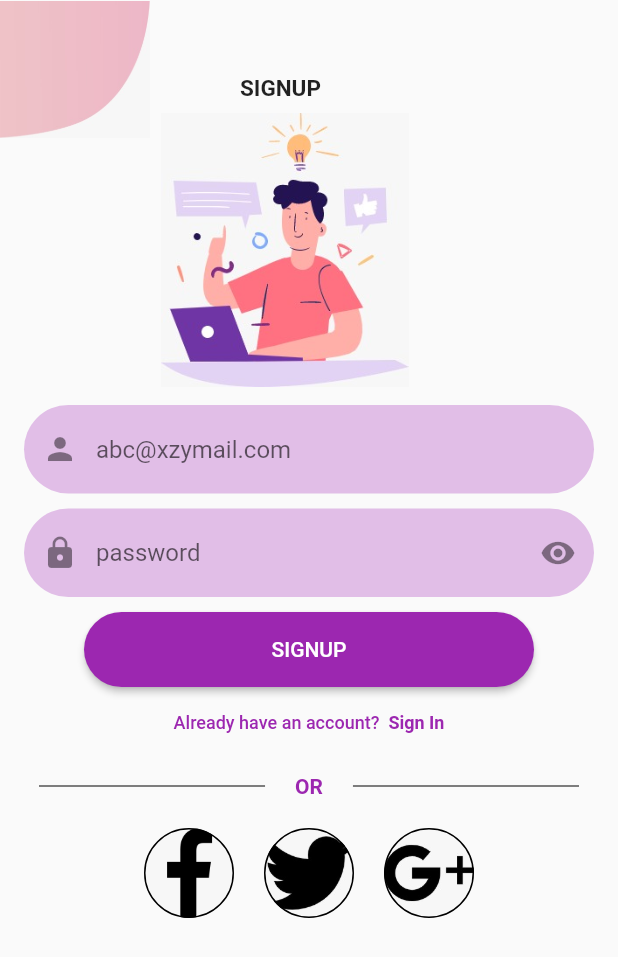
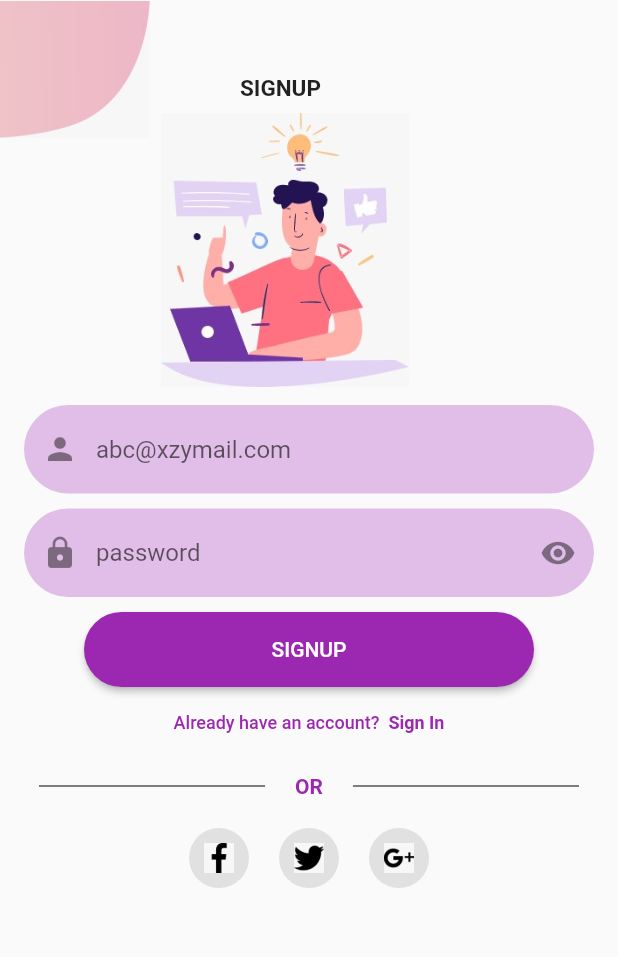
Before and after one commit to sitabra/assignmnet-3, a Flutter app: the SignUp screen opened directly, on a phone screen of 412 x 824 dp. Shown: the top 957 px of the screen. Run offline on Flutter 3.47's test engine with Material 2 defaults, Android fonts, the phone set to English and light mode, and no system bars.

```diff
--- a/lib/screens/sign_up_screen.dart
+++ b/lib/screens/sign_up_screen.dart
@@ -1,5 +1,6 @@
 import 'package:flutter/material.dart';
 import 'package:log_in_ui/screens/log_in_screen.dart';
+
 class SignUp extends StatefulWidget {
   const SignUp({Key? key}) : super(key: key);
 
@@ -36,20 +37,22 @@ class _SignUpState extends State<SignUp> {
                       left: 0,
                       width: 100,
                       height: 93,
-                      child: Image.asset('assets/image/img8.jpg')
-                  ),
+                      child: Image.asset('assets/image/img8.jpg')),
                   const Positioned(
                     top: 50,
                     left: 160,
-                    child: Text("SIGNUP", style: TextStyle(fontWeight: FontWeight.bold, fontSize: 15),),
+                    child: Text(
+                      "SIGNUP",
+                      style:
+                          TextStyle(fontWeight: FontWeight.bold, fontSize: 15),
+                    ),
                   ),
                   Positioned(
                       top: 75,
                       left: 90,
                       width: 200,
                       height: 183,
-                      child: Image.asset('assets/image/img7.jpg')
-                  ),
+                      child: Image.asset('assets/image/img7.jpg')),
                 ],
               ),
             ),
@@ -64,8 +67,11 @@ class _SignUpState extends State<SignUp> {
                         hintText: 'abc@xzymail.com',
                         prefixIcon: const Icon(Icons.person),
                         suffixIcon: emailController.text.isEmpty
-                                ?const SizedBox(height: 0,width: 0,)
-                                :IconButton(
+                            ? const SizedBox(
+                                height: 0,
+                                width: 0,
+                              )
+                            : IconButton(
                                 icon: const Icon(Icons.close),
                                 onPressed: () => emailController.clear(),
                               ),
@@ -74,33 +80,36 @@ class _SignUpState extends State<SignUp> {
                         border: OutlineInputBorder(
                           borderRadius: BorderRadius.circular(30),
                           borderSide: BorderSide.none,
-                            )
+                        )),
                   ),
+                  const SizedBox(
+                    height: 10,
                   ),
-                      const SizedBox(height: 10,),
                   TextField(
                     onChanged: (value) => setState(() => this.password = value),
-                        onSubmitted: (value) => setState(() => this.password = value),
+                    onSubmitted: (value) =>
+                        setState(() => this.password = value),
                     decoration: InputDecoration(
                         hintText: 'password',
                         prefixIcon: const Icon(Icons.lock),
                         suffixIcon: IconButton(
                           icon: isPasswordVisible
-                                  ?const Icon(Icons.visibility_off)
-                                  :const Icon(Icons.visibility),
-                              onPressed: () =>
-                                  setState(() => isPasswordVisible = !isPasswordVisible),
+                              ? const Icon(Icons.visibility_off)
+                              : const Icon(Icons.visibility),
+                          onPressed: () => setState(
+                              () => isPasswordVisible = !isPasswordVisible),
                         ),
                         filled: true,
                         fillColor: Colors.purple.shade100,
                         border: OutlineInputBorder(
                           borderRadius: BorderRadius.circular(30),
                           borderSide: BorderSide.none,
-                            )
-                        ),
+                        )),
                     obscureText: isPasswordVisible,
                   ),
-                      const SizedBox(height: 10,),
+                  const SizedBox(
+                    height: 10,
+                  ),
                   ElevatedButton(
                     onPressed: () {},
                     child: const Text("SIGNUP"),
@@ -111,9 +120,7 @@ class _SignUpState extends State<SignUp> {
                             borderRadius: BorderRadius.circular(50))),
                   ),
                   TextButton(
-                          style: TextButton.styleFrom(
-                              primary: Colors.black
-                          ),
+                    style: TextButton.styleFrom(primary: Colors.black),
                     onPressed: () {
                       Navigator.push(
                           context,
@@ -121,85 +128,71 @@ class _SignUpState extends State<SignUp> {
                             builder: (context) => const LogIn(),
                           ));
                     },
-                          child: const Text.rich(
+                    child: const Text.rich(TextSpan(children: [
                       TextSpan(
-                                  children: [
-                              TextSpan(text: 'Already have an account? ', style: TextStyle(color: Colors.purple,fontSize: 12)),
+                          text: 'Already have an account? ',
+                          style: TextStyle(color: Colors.purple, fontSize: 12)),
                       TextSpan(
                           text: ' Sign In',
-                                style: TextStyle(fontWeight: FontWeight.bold, fontSize: 12,color: Colors.purple))
+                          style: TextStyle(
+                              fontWeight: FontWeight.bold,
+                              fontSize: 12,
+                              color: Colors.purple))
                     ])),
                   ),
                   Row(
                     children: [
                       Expanded(
                         child: Container(
-                              margin: const EdgeInsets.only(left: 10.0, right: 20.0),
-                              child: const Divider(
-                                color: Colors.black,
-                                height: 36,
-                              )),),
-                        const Text("OR", style: TextStyle(
-                          color: Colors.purple,fontWeight: FontWeight.bold),),
-                        Expanded(
-                          child: Container(
-                              margin: const EdgeInsets.only(left: 20.0, right: 10.0),
+                            margin:
+                                const EdgeInsets.only(left: 10.0, right: 20.0),
                             child: const Divider(
                               color: Colors.black,
                               height: 36,
                             )),
-                        ),],),
-                      const SizedBox(height: 10,),
+                      ),
+                      const Text(
+                        "OR",
+                        style: TextStyle(
+                            color: Colors.purple, fontWeight: FontWeight.bold),
+                      ),
+                      Expanded(
+                        child: Container(
+                            margin:
+                                const EdgeInsets.only(left: 20.0, right: 10.0),
+                            child: const Divider(
+                              color: Colors.black,
+                              height: 36,
+                            )),
+                      ),
+                    ],
+                  ),
+                  const SizedBox(
+                    height: 10,
+                  ),
                   Row(
-                          mainAxisAlignment : MainAxisAlignment.center,
+                    mainAxisAlignment: MainAxisAlignment.center,
                     children: [
-                            Container(
-                              height: 60.0,
-                              width: 60.0,
-                              decoration: BoxDecoration(
-                                border: Border.all(
-                                  color: Colors.black,),
-                                image: const DecorationImage(
-                                  image: AssetImage(
-                                      'assets/image/facebook.jpg'),
-                                  fit: BoxFit.fill,
-                                ),
-                                shape: BoxShape.circle,
-                              ),
+                      CircleAvatar(
+                        backgroundColor: Colors.black.withOpacity(0.1),
+                        child: Image.asset('assets/image/facebook.jpg',
+                        height: 20, width: 20,),
                       ),
                       const SizedBox(
                         width: 20,
                       ),
-                            Container(
-                              height: 60.0,
-                              width: 60.0,
-                              decoration: BoxDecoration(
-                                border: Border.all(
-                                  color: Colors.black,),
-                                image: const DecorationImage(
-                                  image: AssetImage(
-                                      'assets/image/twitter.jpg'),
-                                  fit: BoxFit.fill,
-                                ),
-                                shape: BoxShape.circle,
-                              ),
+                      CircleAvatar(
+                        backgroundColor: Colors.black.withOpacity(0.1),
+                        child: Image.asset('assets/image/twitter.jpg',
+                          height: 20, width: 20,),
                       ),
                       const SizedBox(
                         width: 20,
                       ),
-                            Container(
-                              height: 60.0,
-                              width: 60.0,
-                              decoration: BoxDecoration(
-                                border: Border.all(
-                                  color: Colors.black,),
-                                image: const DecorationImage(
-                                  image: AssetImage(
-                                      'assets/image/gmail.jpg'),
-                                  fit: BoxFit.fill,
-                                ),
-                                shape: BoxShape.circle,
-                              ),
+                      CircleAvatar(
+                        backgroundColor: Colors.black.withOpacity(0.1),
+                        child: Image.asset('assets/image/gmail.jpg',
+                          height: 20, width: 20,),
                       ),
                     ],
                   ),
```
Lines whose indentation alone changed are shown as unchanged.
